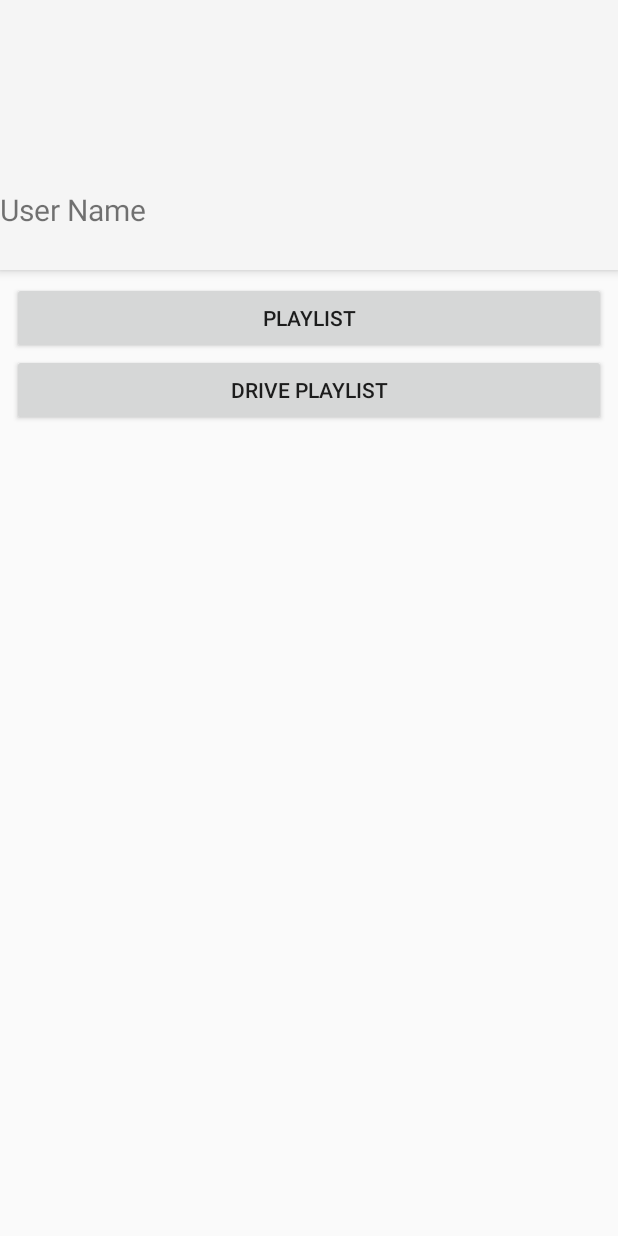
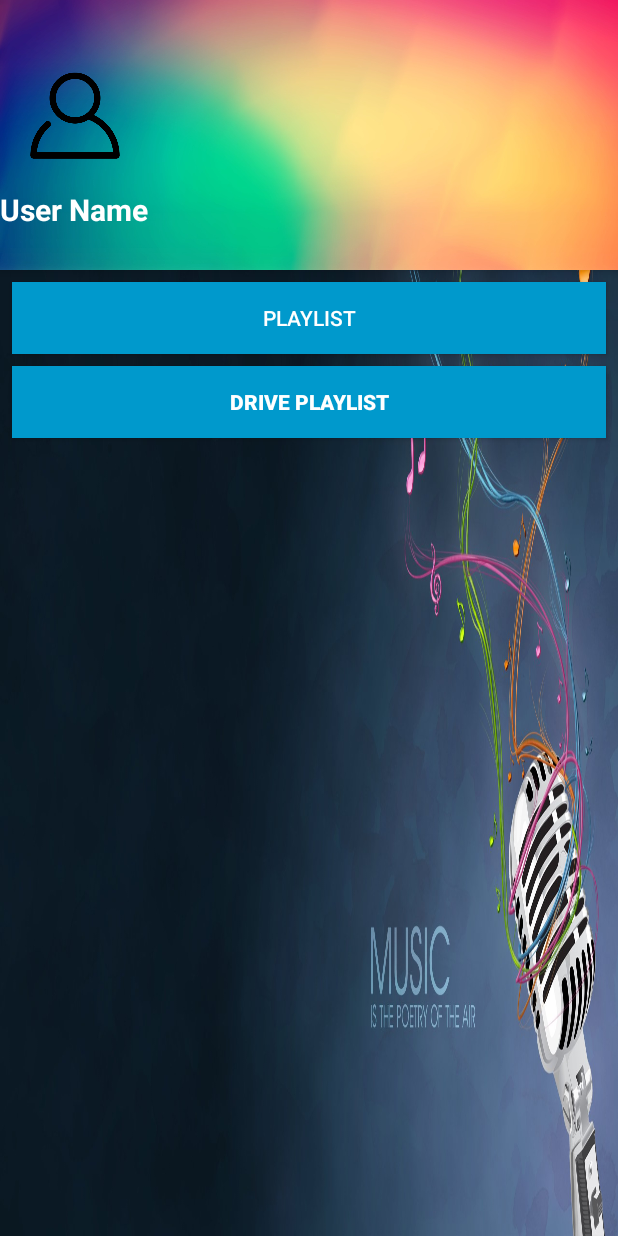
Before and after one commit to abc2662/MusicApp, an Android app: the screen it shows after launch (MainActivity), on a phone screen of 412 x 824 dp. Run offline under Robolectric (Android 15) with nearby library versions, the phone set to English and light mode, and no system bars; our stand-ins replace Picasso; 4 statements that could not run were skipped.

Commit message:
fix bug and change layout

```diff
--- a/app/src/main/AndroidManifest.xml
+++ b/app/src/main/AndroidManifest.xml
@@ -19,7 +19,8 @@
         android:theme="@style/AppTheme">
 
         <activity android:name=".PlayMusicActivity"
-            android:theme="@style/AppTheme2">
+            android:theme="@style/AppTheme2"
+            android:launchMode="singleTop">
         </activity>
         <activity android:name=".MainActivity" >
             <intent-filter>
--- a/app/src/main/java/com/example/cmq/musicapp/PlayMusicActivity.java
+++ b/app/src/main/java/com/example/cmq/musicapp/PlayMusicActivity.java
@@ -65,7 +65,6 @@ import java.io.IOException;
 import java.text.SimpleDateFormat;
 import java.util.ArrayList;
 import java.util.Collections;
-
 public class PlayMusicActivity extends AppCompatActivity {
 
     TextView txtTitle, txtTimeProcess, txtTimeTotal;
@@ -232,6 +231,7 @@ public class PlayMusicActivity extends AppCompatActivity {
         if(activityrequest == 1)
         {
             try {
+                mediaPlayer.reset();
                 mediaPlayer.setDataSource(musicLink);
                 mediaPlayer.setAudioStreamType(AudioManager.STREAM_MUSIC);
                 mediaPlayer.prepare();
@@ -272,6 +272,18 @@ public class PlayMusicActivity extends AppCompatActivity {
         }
 
         anim_dics = AnimationUtils.loadAnimation(this, R.anim.dics_rotate);
+    }
+    @Override
+    protected void onDestroy() {
+        super.onDestroy();
+    }
+    @Override
+    protected void onStop()
+    {
+        super.onStop();
+        if(mediaPlayer!=null){
+            mediaPlayer.stop();
+        }
     }
     private void updateTime(){
         //Update Time Process and SeekBar Process
--- a/app/src/main/res/layout/activity_main.xml
+++ b/app/src/main/res/layout/activity_main.xml
@@ -4,9 +4,13 @@
     xmlns:tools="http://schemas.android.com/tools"
     android:layout_width="match_parent"
     android:layout_height="match_parent"
-    tools:context="com.example.cmq.musicapp.MainActivity">
+    tools:context="com.example.cmq.musicapp.MainActivity"
+    android:backgroundTintMode="src_over"
+    android:background="@drawable/main_background"
+    >
 
     <android.support.design.widget.AppBarLayout
+        android:background="@drawable/user_banner"
         android:id="@+id/app_bar"
         android:layout_width="match_parent"
         android:layout_height="@dimen/app_bar_height"
@@ -14,16 +18,21 @@
         android:theme="@style/AppTheme.AppBarOverlay">
 
         <ImageView
+            android:id="@+id/imgUserImg"
             android:layout_width="100dp"
             android:layout_height="100dp"
-            android:id="@+id/imgUserImg"/>
+            android:src="@drawable/default_ava"
+            android:padding="@dimen/fab_margin" />
 
         <TextView
+            android:id="@+id/tvUserName"
             android:layout_width="wrap_content"
             android:layout_height="wrap_content"
             android:text="User Name"
             android:textSize="20dp"
-            android:id="@+id/tvUserName"/>
+            android:textStyle="bold"
+            android:shadowRadius="10"
+            android:textColor="@android:color/white"/>
     </android.support.design.widget.AppBarLayout>
 
     <Button
@@ -33,12 +42,16 @@
         android:layout_marginStart="8dp"
         android:layout_marginTop="84dp"
         android:text="Sign Out"
+        android:textStyle="bold"
+        android:textSize="@dimen/text_margin"
+        android:textColor="@android:color/background_dark"
         app:layout_constraintEnd_toEndOf="parent"
         app:layout_constraintHorizontal_bias="0.8"
         app:layout_constraintStart_toStartOf="parent"
         app:layout_constraintTop_toTopOf="parent"
         android:id="@+id/btnSignOut"
-        android:onClick="OnClickSignOut"/>
+        android:onClick="OnClickSignOut"
+        android:backgroundTint="@android:color/transparent"/>
 
     <com.google.android.gms.common.SignInButton
         android:id="@+id/sign_in_button_gg"
@@ -71,20 +84,25 @@
         app:layout_constraintStart_toStartOf="parent"
         app:layout_constraintTop_toTopOf="parent"
         android:text="Playlist"
+        android:textColor="@android:color/white"
         android:id="@+id/btnPlayList"
-        android:onClick="onClickPlayList"/>
+        android:onClick="onClickPlayList"
+        android:background="@android:color/holo_blue_dark"/>
 
     <Button
+        android:id="@+id/btnDriveList"
         android:layout_width="match_parent"
+        android:textStyle="bold"
         android:layout_height="wrap_content"
         android:layout_marginEnd="8dp"
         android:layout_marginStart="8dp"
-        android:layout_marginTop="236dp"
+        android:layout_marginTop="244dp"
+        android:background="@android:color/holo_blue_dark"
+        android:onClick="OnClickgetDrivePlayList"
         android:text="Drive PlayList"
+        android:textColor="@android:color/white"
         app:layout_constraintEnd_toEndOf="parent"
         app:layout_constraintHorizontal_bias="0.0"
         app:layout_constraintStart_toStartOf="parent"
-        app:layout_constraintTop_toTopOf="parent"
-        android:id="@+id/btnDriveList"
-        android:onClick="OnClickgetDrivePlayList"/>
+        app:layout_constraintTop_toTopOf="parent" />
 </android.support.constraint.ConstraintLayout>
```
Also changed, not shown: app/src/main/res/drawable/default_ava.png (added), app/src/main/res/drawable/main_background.jpg (added), app/src/main/res/drawable/user_banner.jpg (added).
